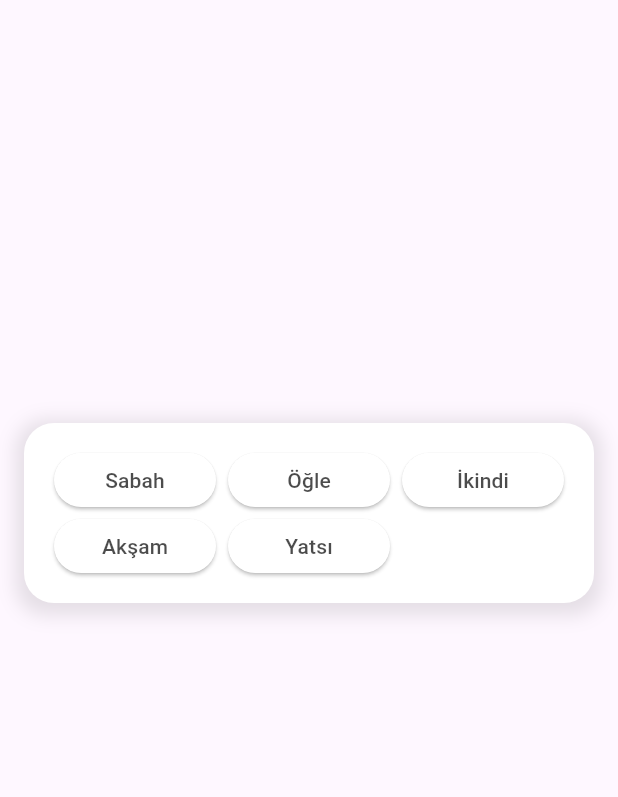
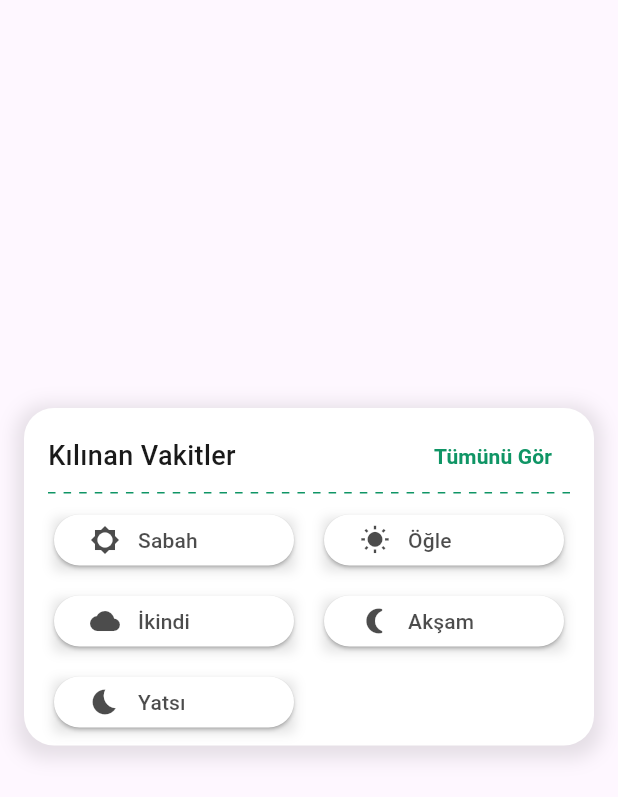
Before and after one commit to yunusyavuz16/mescidgo, a Flutter app: the PrayerTimesButtons widget shown alone on an empty page, opened directly, on a phone screen of 412 x 824 dp. Shown: the top 797 px of the screen. Run offline on Flutter 3.47's test engine with Material 3 defaults, Android fonts, the phone set to English and light mode, and no system bars; our stand-ins replace firebase_auth, firebase_core, firebase_database, font_awesome_flutter, google_sign_in, sign_in_with_apple; accounts and stored records are empty; network calls fail.

Commit message:
namaz vakitleri

```diff
--- a/lib/features/home/presentation/screens/home_screen.dart
+++ b/lib/features/home/presentation/screens/home_screen.dart
@@ -72,7 +72,7 @@ class _HomeScreenState extends State<HomeScreen> {
                 child: Padding(
                   padding: Styles.screenPadding,
                   child: Container(
-                    height: 230,
+                    height: 220,
                     width: double.infinity,
                     decoration: BoxDecoration(
                       color: AppColors.white,
@@ -89,7 +89,7 @@ class _HomeScreenState extends State<HomeScreen> {
                     child: Column(
                       children: [
                         Padding(
-                          padding: const EdgeInsets.all(16.0),
+                          padding: Styles.screenPadding,
                           child: Row(
                             mainAxisAlignment: MainAxisAlignment.spaceBetween,
                             children: [
@@ -114,7 +114,7 @@ class _HomeScreenState extends State<HomeScreen> {
                         ),
                         Expanded(
                           child: Padding(
-                            padding: const EdgeInsets.all(16.0),
+                            padding: Styles.screenPadding,
                             child: GridView.count(
                               crossAxisCount: 3,
                               mainAxisSpacing: 8.0,
--- a/lib/features/home/presentation/widgets/prayer_times_buttons.dart
+++ b/lib/features/home/presentation/widgets/prayer_times_buttons.dart
@@ -4,6 +4,8 @@ import 'package:firebase_database/firebase_database.dart';
 import 'package:mescidgo/core/constants/colors.dart';
 import 'package:mescidgo/core/constants/prayer_times_enum.dart';
 import 'package:mescidgo/core/constants/styles.dart';
+import 'package:mescidgo/features/home/presentation/widgets/dashed_line.dart';
+import 'package:mescidgo/features/userPrayerTimes/presentation/screens/user_prayer_times_screen.dart';
 
 class PrayerTimesButtons extends StatelessWidget {
   final FirebaseDatabase _database = FirebaseDatabase.instance;
@@ -81,8 +83,8 @@ class PrayerTimesButtons extends StatelessWidget {
     return Padding(
       padding: Styles.screenPadding,
       child: Container(
-        margin: EdgeInsets.only(top: 270),
-        height: 120,
+        margin: EdgeInsets.only(top: 260),
+        height: 225, // Yüksekliği artırarak başlık için yer açıyoruz
         width: double.infinity,
         decoration: BoxDecoration(
           color: AppColors.white,
@@ -97,8 +99,43 @@ class PrayerTimesButtons extends StatelessWidget {
           ],
         ),
         child: Padding(
-          padding: Styles.defaultPadding,
-          child:FutureBuilder(
+          // vertical 8 horizontal 12
+          padding: EdgeInsets.symmetric(vertical: 8.0, horizontal: 16.0),
+          child: Column(
+            crossAxisAlignment: CrossAxisAlignment.start,
+            children: [
+              Row(
+                mainAxisAlignment: MainAxisAlignment.spaceBetween,
+                children: [
+                  Text(
+                    'Kılınan Vakitler', // Başlık
+                    style: Styles.subtitleTextStyle,
+                    // Başlık stili
+                  ),
+                  TextButton(
+                      onPressed: () {
+                         Navigator.pushNamed(context, '/user-prayer-times');
+                      },
+                      child: Row(
+                        children: [
+                          Text(
+                            'Tümünü Gör',
+                            style: TextStyle(
+                              color: AppColors.primaryGreen,
+                              fontWeight: FontWeight.bold,
+                            ),
+                          ),
+                        ],
+                      )),
+                ],
+              ),
+              DashedLine(
+                  color: AppColors.primaryGreen,
+                  height: 1), // Başlık altına çizgi ekliyoruz
+              SizedBox(
+                  height:
+                      10), // Başlık ile butonlar arasında boşluk bırakıyoruz
+              FutureBuilder(
                 future: _checkAndCreatePrayerTimes(),
                 builder: (context, snapshot) {
                   if (snapshot.connectionState == ConnectionState.waiting) {
@@ -115,10 +152,12 @@ class PrayerTimesButtons extends StatelessWidget {
                           .child(todayDateKey)
                           .onValue,
                       builder: (context, snapshot) {
-                    if (snapshot.connectionState == ConnectionState.waiting) {
+                        if (snapshot.connectionState ==
+                            ConnectionState.waiting) {
                           return Center(child: CircularProgressIndicator());
                         } else if (snapshot.hasError) {
-                      return Center(child: Text('Error: ${snapshot.error}'));
+                          return Center(
+                              child: Text('Error: ${snapshot.error}'));
                         } else if (!snapshot.hasData ||
                             snapshot.data == null ||
                             snapshot.data!.snapshot.value == null) {
@@ -129,42 +168,55 @@ class PrayerTimesButtons extends StatelessWidget {
                                 as Map<dynamic, dynamic>?) ??
                             {};
 
-                    return Column(
-                      children: [
-                        Expanded(
+                        return Expanded(
                           child: GridView.count(
-                            crossAxisCount: 3,
-                            mainAxisSpacing: 8.0,
-                            crossAxisSpacing: 8.0,
-                            childAspectRatio: 3,
+                            crossAxisCount: 2,
+                            mainAxisSpacing: 12.0,
+                            crossAxisSpacing: 12.0,
+                            childAspectRatio: 4,
                             children: [
                               _buildPrayerButton(PrayerTime.sabah.label,
-                                  data['sabah'], 'sabah'),
+                                  data['sabah'], 'sabah', Icons.brightness_5),
+                              _buildPrayerButton(PrayerTime.ogle.label,
+                                  data['ogle'], 'ogle', Icons.wb_sunny),
+                              _buildPrayerButton(PrayerTime.ikindi.label,
+                                  data['ikindi'], 'ikindi', Icons.wb_cloudy),
                               _buildPrayerButton(
-                                  PrayerTime.ogle.label, data['ogle'], 'ogle'),
-                              _buildPrayerButton(PrayerTime.ikindi.label,
-                                  data['ikindi'], 'ikindi'),
-                              _buildPrayerButton(PrayerTime.aksam.label,
-                                  data['aksam'], 'aksam'),
+                                  PrayerTime.aksam.label,
+                                  data['aksam'],
+                                  'aksam',
+                                  Icons.nightlight_round),
                               _buildPrayerButton(PrayerTime.yatsi.label,
-                                  data['yatsi'], 'yatsi'),
+                                  data['yatsi'], 'yatsi', Icons.bedtime),
                             ],
                           ),
-                        ),
-                      ],
                         );
                       },
                     );
                   }
                 },
               ),
+            ],
+          ),
         ),
       ),
     );
   }
 
-  Widget _buildPrayerButton(String timeName, bool? isPrayed, String timeKey) {
-    return ElevatedButton(
+  Widget _buildPrayerButton(
+      String timeName, bool? isPrayed, String timeKey, IconData icon) {
+    return Container(
+      margin: EdgeInsets.all(4.0),
+      decoration: BoxDecoration(
+        boxShadow: [
+          BoxShadow(
+            color: Colors.black12,
+            blurRadius: 6.0,
+            offset: Offset(0, 3),
+          ),
+        ],
+      ),
+      child: ElevatedButton(
         onPressed: () {
           // Toggle the prayer time state
           bool newStatus = !(isPrayed ?? false);
@@ -176,7 +228,15 @@ class PrayerTimesButtons extends StatelessWidget {
           foregroundColor:
               isPrayed == true ? Colors.white : Colors.black.withOpacity(0.7),
         ),
-      child: Text(timeName),
+        child: Row(
+          mainAxisAlignment: MainAxisAlignment.start,
+          children: [
+            Icon(icon, size: 20),
+            SizedBox(width: 12), // İkon ile metin arasına boşluk ekliyoruz
+            Text(timeName),
+          ],
+        ),
+      ),
     );
   }
 }
--- /dev/null
+++ b/lib/features/userPrayerTimes/presentation/screens/user_prayer_times_screen.dart
@@ -0,0 +1,26 @@
+import 'package:flutter/material.dart';
+import 'package:mescidgo/core/constants/styles.dart';
+import 'package:mescidgo/core/widgets/custom_app_bar.dart';
+
+class UserPrayerTimesScreen extends StatelessWidget {
+  @override
+  Widget build(BuildContext context) {
+    return Scaffold(
+      appBar: CustomAppBar(
+          title: 'Tüm Namazlar', showBackButton: true, titleCentered: true),
+      body: Padding(
+        padding: const EdgeInsets.all(20.0),
+        child: Column(
+          crossAxisAlignment: CrossAxisAlignment.stretch,
+          children: [
+            Text(
+              'Tüm Namazlar',
+              style: Styles.titleTextStyle,
+              textAlign: TextAlign.center,
+            ),
+          ],
+        ),
+      ),
+    );
+  }
+}
--- a/lib/main.dart
+++ b/lib/main.dart
@@ -7,6 +7,7 @@ import 'package:mescidgo/features/settings/presentation/screens/settings_screen.
 import 'package:mescidgo/features/splash/presentation/splash_screen.dart';
 import 'package:intl/intl.dart';
 import 'package:intl/date_symbol_data_local.dart';
+import 'package:mescidgo/features/userPrayerTimes/presentation/screens/user_prayer_times_screen.dart';
 
 void main() async {
   WidgetsFlutterBinding.ensureInitialized();
@@ -28,6 +29,7 @@ class MyApp extends StatelessWidget {
         '/home': (context) => HomeScreen(),
         '/login': (context) => LoginScreen(),
         '/settings': (context) => SettingsScreen(),
+        '/user-prayer-times': (context) => UserPrayerTimesScreen(),
         // Add other routes here
       },
     );
```
Lines whose indentation alone changed are shown as unchanged.
